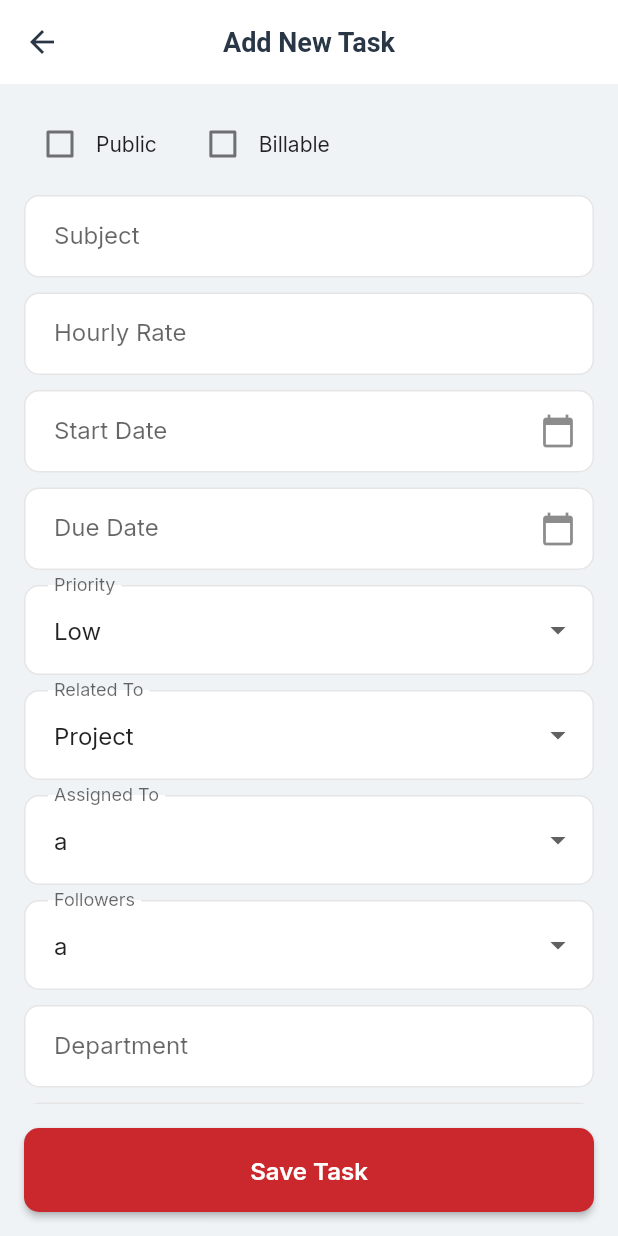
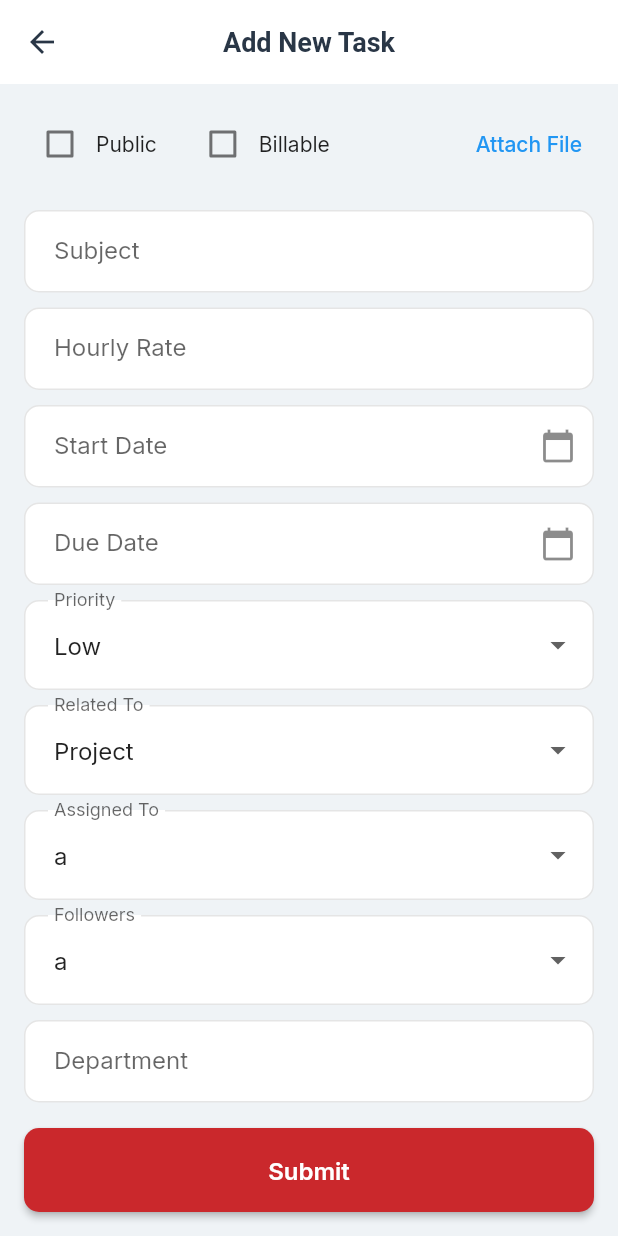
Before and after one commit to ttsnestdev-hash/tts_nest, a Flutter app: the AddTaskScreen screen opened by its route, on a phone screen of 412 x 824 dp. Run offline on Flutter 3.47's test engine with Material 3 defaults, Android fonts, the light colour scheme and no system bars; our stand-ins replace file_picker, get, google_fonts.

Commit message:
push dev code

```diff
--- a/lib/UI/AddTask/Component/add_task_screen.dart
+++ b/lib/UI/AddTask/Component/add_task_screen.dart
@@ -25,6 +25,8 @@ class AddTaskScreen extends StatelessWidget {
 
             Row(
               children: [
+                Row(
+                  children: [
                     Obx(() => Checkbox(
                       value: controller.isPublic.value,
                       onChanged: (val) => controller.isPublic.value = val!,
@@ -38,7 +40,37 @@ class AddTaskScreen extends StatelessWidget {
                     const Text("Billable"),
                   ],
                 ),
+                const Spacer(),
+                TextButton(
+                  onPressed: controller.pickFiles,
+                  child: const Text("Attach File", style: TextStyle(color: Colors.blue)),
+                ),
+              ],
+            ),
+            const SizedBox(height: 10),
 
+            // 🔹 Show attached files list
+            Obx(() => Column(
+              crossAxisAlignment: CrossAxisAlignment.start,
+              children: List.generate(controller.attachedFiles.length, (index) {
+                final file = controller.attachedFiles[index];
+                return Card(
+                  child: ListTile(
+                    leading: const Icon(Icons.insert_drive_file, color: Colors.grey),
+                    title: Text(file.name, overflow: TextOverflow.ellipsis),
+                    subtitle: Text("${(file.size / 1024).toStringAsFixed(2)} KB"),
+                    trailing: IconButton(
+                      icon: const Icon(Icons.close, color: Colors.red),
+                      onPressed: () => controller.removeFile(index),
+                    ),
+                    onTap: () {
+                      // Optional: Open file
+                      // OpenFile.open(file.path);
+                    },
+                  ),
+                );
+              }),
+            )),
             const SizedBox(height: 10),
             CustomTextField(
               label: "Subject",
@@ -191,7 +223,7 @@ class AddTaskScreen extends StatelessWidget {
       bottomNavigationBar: Padding(
         padding: const EdgeInsets.all(16),
         child: CustomButton(
-          text: "Save Task",
+          text: "Submit",
           onPressed: () {
             Get.snackbar("Success", "Task Saved Successfully",
                 snackPosition: SnackPosition.BOTTOM);
```
Also changed, not shown: lib/UI/AddTask/Controller/add_task_controller.dart (+18 -0 lines). Lines whose indentation alone changed are shown as unchanged.
